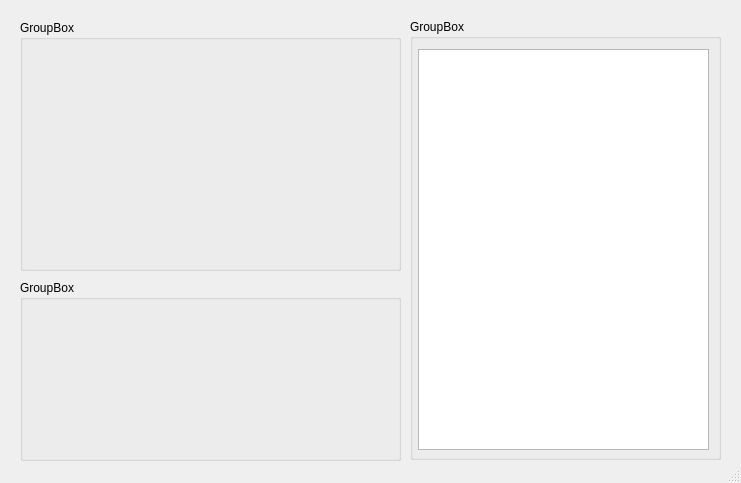
Before: the Qt Designer form client/uiform/form.ui in hugwolf77/XDL_industrial_AI, drawn with Qt 5.
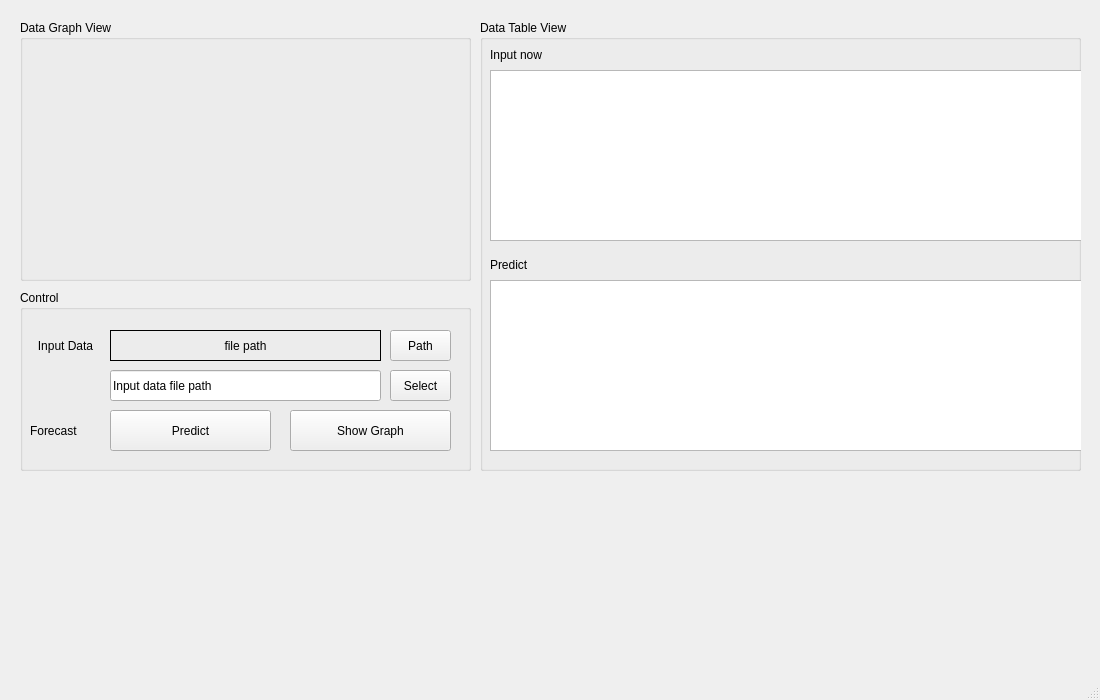
After: the same form once the commit is applied.

```diff
--- a/client/uiform/form.ui
+++ b/client/uiform/form.ui
@@ -1,15 +1,30 @@
 <?xml version="1.0" encoding="UTF-8"?>
 <ui version="4.0">
- <class>MainWindow</class>
- <widget class="QMainWindow" name="MainWindow">
+ <class>TSF_Model_Client</class>
+ <widget class="QMainWindow" name="TSF_Model_Client">
+  <property name="enabled">
+   <bool>true</bool>
+  </property>
   <property name="geometry">
    <rect>
     <x>0</x>
     <y>0</y>
-    <width>741</width>
-    <height>483</height>
+    <width>1100</width>
+    <height>700</height>
    </rect>
   </property>
+  <property name="minimumSize">
+   <size>
+    <width>1100</width>
+    <height>700</height>
+   </size>
+  </property>
+  <property name="maximumSize">
+   <size>
+    <width>1100</width>
+    <height>700</height>
+   </size>
+  </property>
   <property name="windowTitle">
    <string>MainWindow</string>
   </property>
@@ -19,15 +34,15 @@
      <rect>
       <x>20</x>
       <y>20</y>
-      <width>381</width>
-      <height>251</height>
+      <width>451</width>
+      <height>261</height>
      </rect>
     </property>
     <layout class="QVBoxLayout" name="verticalLayout">
      <item>
       <widget class="QGroupBox" name="groupBox">
        <property name="title">
-        <string>GroupBox</string>
+        <string>Data Graph View</string>
        </property>
       </widget>
      </item>
@@ -36,25 +51,61 @@
    <widget class="QWidget" name="verticalLayoutWidget_2">
     <property name="geometry">
      <rect>
-      <x>410</x>
-      <y>19</y>
-      <width>311</width>
-      <height>441</height>
+      <x>480</x>
+      <y>20</y>
+      <width>601</width>
+      <height>451</height>
      </rect>
     </property>
     <layout class="QVBoxLayout" name="verticalLayout_2">
      <item>
       <widget class="QGroupBox" name="groupBox_2">
        <property name="title">
-        <string>GroupBox</string>
+        <string>Data Table View</string>
        </property>
-       <widget class="QTableView" name="tableView">
+       <widget class="QLabel" name="input_now">
         <property name="geometry">
          <rect>
-          <x>8</x>
-          <y>30</y>
-          <width>291</width>
-          <height>401</height>
+          <x>10</x>
+          <y>20</y>
+          <width>67</width>
+          <height>30</height>
+         </rect>
+        </property>
+        <property name="text">
+         <string>Input now</string>
+        </property>
+       </widget>
+       <widget class="QLabel" name="predict_table_label">
+        <property name="geometry">
+         <rect>
+          <x>10</x>
+          <y>230</y>
+          <width>67</width>
+          <height>30</height>
+         </rect>
+        </property>
+        <property name="text">
+         <string>Predict</string>
+        </property>
+       </widget>
+       <widget class="QTableWidget" name="input_tableView">
+        <property name="geometry">
+         <rect>
+          <x>10</x>
+          <y>50</y>
+          <width>651</width>
+          <height>171</height>
+         </rect>
+        </property>
+       </widget>
+       <widget class="QTableWidget" name="predict_tableView">
+        <property name="geometry">
+         <rect>
+          <x>10</x>
+          <y>260</y>
+          <width>651</width>
+          <height>171</height>
          </rect>
         </property>
        </widget>
@@ -66,8 +117,8 @@
     <property name="geometry">
      <rect>
       <x>20</x>
-      <y>280</y>
-      <width>381</width>
+      <y>290</y>
+      <width>451</width>
       <height>181</height>
      </rect>
     </property>
@@ -75,8 +126,124 @@
      <item>
       <widget class="QGroupBox" name="groupBox_3">
        <property name="title">
-        <string>GroupBox</string>
+        <string>Control</string>
        </property>
+       <widget class="QPushButton" name="select">
+        <property name="geometry">
+         <rect>
+          <x>370</x>
+          <y>80</y>
+          <width>61</width>
+          <height>31</height>
+         </rect>
+        </property>
+        <property name="text">
+         <string>Select</string>
+        </property>
+       </widget>
+       <widget class="QLineEdit" name="path_edit">
+        <property name="geometry">
+         <rect>
+          <x>90</x>
+          <y>80</y>
+          <width>271</width>
+          <height>31</height>
+         </rect>
+        </property>
+        <property name="text">
+         <string>Input data file path</string>
+        </property>
+       </widget>
+       <widget class="QPushButton" name="Path_btn">
+        <property name="geometry">
+         <rect>
+          <x>370</x>
+          <y>40</y>
+          <width>61</width>
+          <height>31</height>
+         </rect>
+        </property>
+        <property name="text">
+         <string>Path</string>
+        </property>
+       </widget>
+       <widget class="QLabel" name="input_data_label">
+        <property name="geometry">
+         <rect>
+          <x>10</x>
+          <y>40</y>
+          <width>71</width>
+          <height>31</height>
+         </rect>
+        </property>
+        <property name="contextMenuPolicy">
+         <enum>Qt::ContextMenuPolicy::PreventContextMenu</enum>
+        </property>
+        <property name="text">
+         <string>Input Data</string>
+        </property>
+        <property name="alignment">
+         <set>Qt::AlignmentFlag::AlignCenter</set>
+        </property>
+       </widget>
+       <widget class="QPushButton" name="predict">
+        <property name="geometry">
+         <rect>
+          <x>90</x>
+          <y>120</y>
+          <width>161</width>
+          <height>41</height>
+         </rect>
+        </property>
+        <property name="text">
+         <string>Predict</string>
+        </property>
+       </widget>
+       <widget class="QLabel" name="forecast">
+        <property name="geometry">
+         <rect>
+          <x>10</x>
+          <y>120</y>
+          <width>71</width>
+          <height>41</height>
+         </rect>
+        </property>
+        <property name="text">
+         <string>Forecast</string>
+        </property>
+       </widget>
+       <widget class="QPushButton" name="show_graph">
+        <property name="geometry">
+         <rect>
+          <x>270</x>
+          <y>120</y>
+          <width>161</width>
+          <height>41</height>
+         </rect>
+        </property>
+        <property name="text">
+         <string>Show Graph</string>
+        </property>
+       </widget>
+       <widget class="QLabel" name="edit_path_print">
+        <property name="geometry">
+         <rect>
+          <x>90</x>
+          <y>40</y>
+          <width>271</width>
+          <height>31</height>
+         </rect>
+        </property>
+        <property name="frameShape">
+         <enum>QFrame::Shape::Box</enum>
+        </property>
+        <property name="text">
+         <string>file path</string>
+        </property>
+        <property name="alignment">
+         <set>Qt::AlignmentFlag::AlignCenter</set>
+        </property>
+       </widget>
       </widget>
      </item>
     </layout>
```
Left out of the diff: 8 changed lines with no effect on the pictures.
